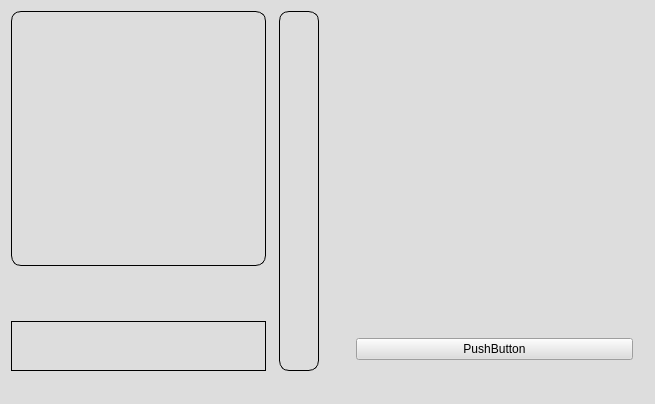
The window that mainwindow.ui (mortalis13/Qt-Color-Picker-Qt) describes before a commit, drawn with Qt 5.
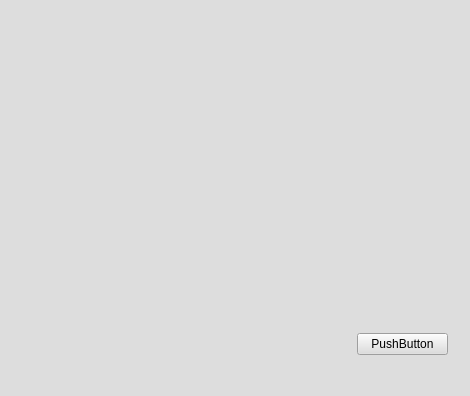
The same window after the commit. Custom widgets are drawn as their Qt base class.

Diff of the .ui file:
```diff
--- a/mainwindow.ui
+++ b/mainwindow.ui
@@ -6,7 +6,7 @@
    <rect>
     <x>0</x>
     <y>0</y>
-    <width>655</width>
+    <width>470</width>
     <height>396</height>
    </rect>
   </property>
@@ -16,6 +16,18 @@
     <verstretch>0</verstretch>
    </sizepolicy>
   </property>
+  <property name="minimumSize">
+   <size>
+    <width>470</width>
+    <height>396</height>
+   </size>
+  </property>
+  <property name="maximumSize">
+   <size>
+    <width>470</width>
+    <height>396</height>
+   </size>
+  </property>
   <property name="windowTitle">
    <string>MainWindow</string>
   </property>
@@ -90,15 +102,14 @@
          <property name="minimumSize">
           <size>
            <width>40</width>
-           <height>360</height>
+           <height>361</height>
           </size>
          </property>
          <property name="autoFillBackground">
           <bool>false</bool>
          </property>
          <property name="styleSheet">
-          <string notr="true">border:1px solid black;
-border-radius:10px;</string>
+          <string notr="true"/>
          </property>
         </widget>
        </item>
@@ -112,12 +123,12 @@
          </property>
          <property name="minimumSize">
           <size>
-           <width>255</width>
-           <height>50</height>
+           <width>256</width>
+           <height>60</height>
           </size>
          </property>
          <property name="styleSheet">
-          <string notr="true">border:1px solid black;</string>
+          <string notr="true"/>
          </property>
         </widget>
        </item>
@@ -147,13 +158,12 @@
          </property>
          <property name="minimumSize">
           <size>
-           <width>255</width>
-           <height>255</height>
+           <width>256</width>
+           <height>256</height>
           </size>
          </property>
          <property name="styleSheet">
-          <string notr="true">border:1px solid black;
-border-radius:10px;</string>
+          <string notr="true"/>
          </property>
         </widget>
        </item>
@@ -210,7 +220,11 @@
    <zorder>widget</zorder>
    <zorder>horizontalSpacer_2</zorder>
   </widget>
-  <widget class="QStatusBar" name="statusBar"/>
+  <widget class="QStatusBar" name="statusBar">
+   <property name="sizeGripEnabled">
+    <bool>false</bool>
+   </property>
+  </widget>
  </widget>
  <layoutdefault spacing="6" margin="11"/>
  <customwidgets>
```
Left out of the diff: 1 changed line with no effect on the pictures.
